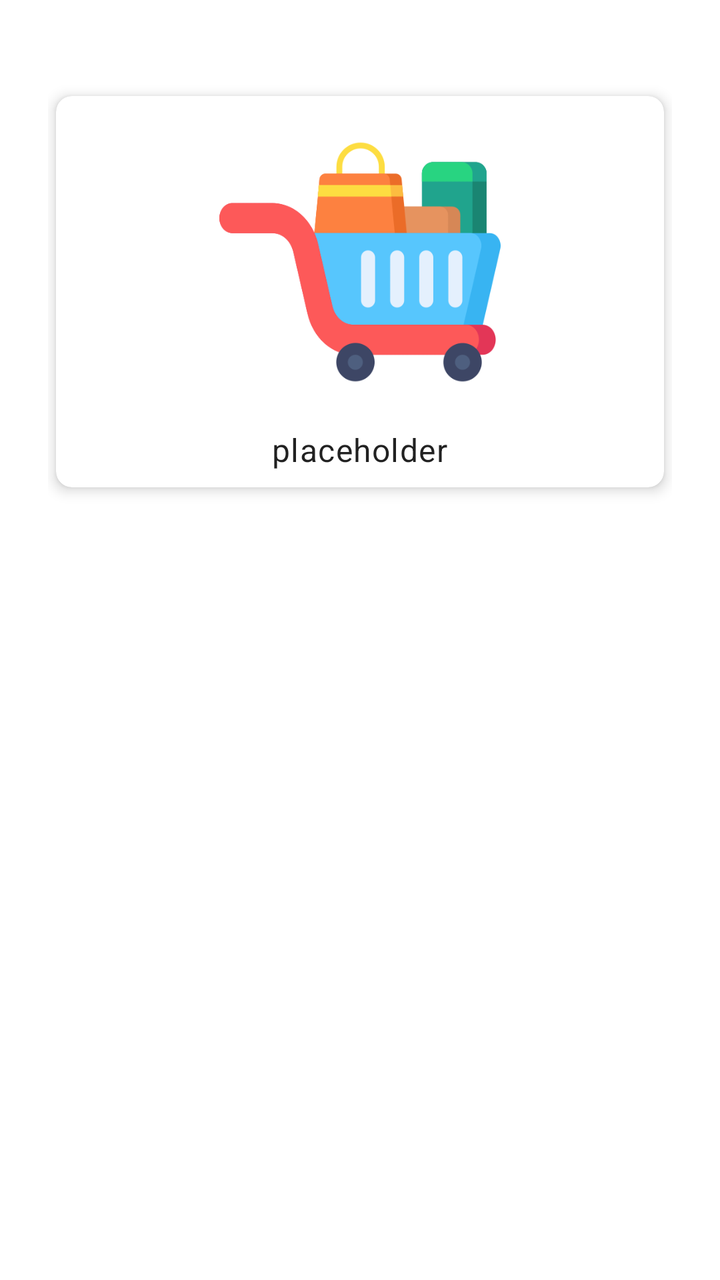
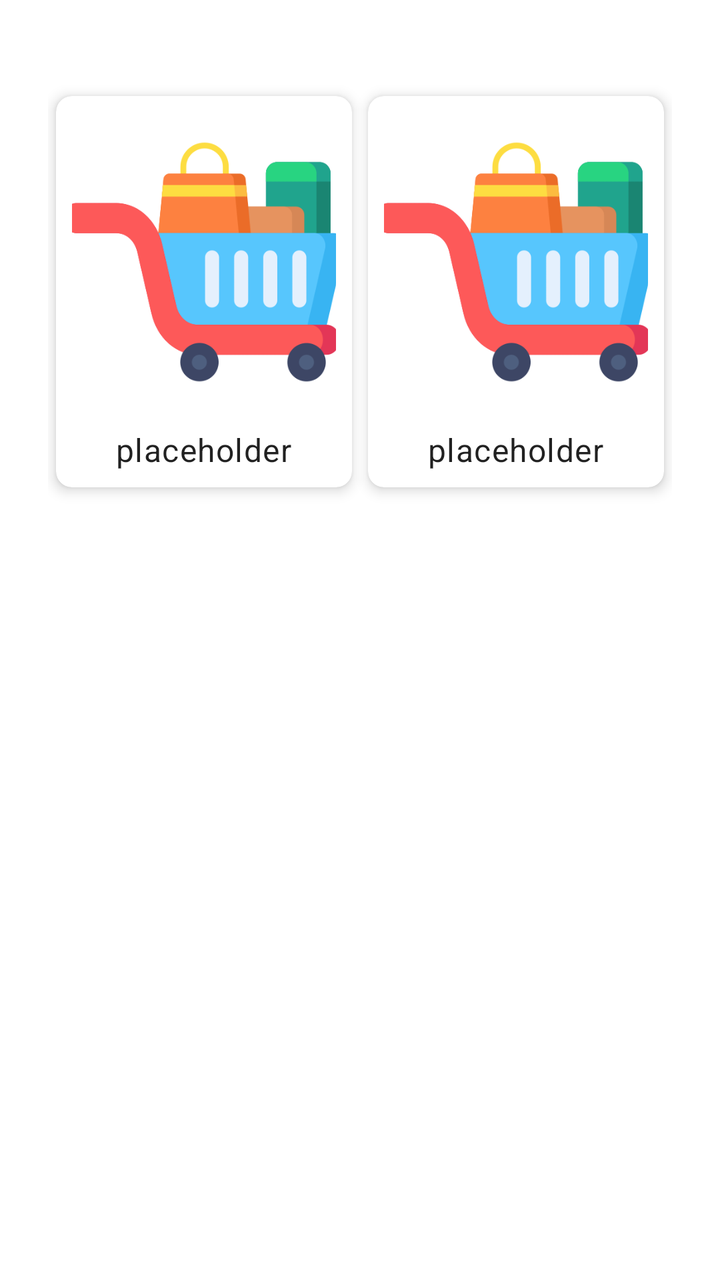

Screens rendered from an Android XML layout before and after an edit, with the pre-edit source and the edit as a unified diff.
<!-- AndroidManifest.xml: application theme Theme.MercadoPortega -->
<!-- res/layout/fragment_home.xml -->
<?xml version="1.0" encoding="utf-8"?>
<GridLayout xmlns:android="http://schemas.android.com/apk/res/android"
    android:layout_width="match_parent"
    android:layout_height="match_parent"
    android:columnCount="2"
    android:rowCount="2"
    android:padding="24dp"
    android:alignmentMode="alignMargins"
    android:rowOrderPreserved="false"
    android:useDefaultMargins="true">

    <include
        android:id="@+id/home_shopping"
        layout="@layout/component_card_button"
        android:layout_marginTop="24dp"
        android:layout_width="0dp"
        android:layout_height="wrap_content"
        android:layout_columnWeight="1" />

</GridLayout>
<!-- res/layout/component_card_button.xml (included above) -->
<?xml version="1.0" encoding="utf-8"?>
<androidx.cardview.widget.CardView
    xmlns:android="http://schemas.android.com/apk/res/android"
    xmlns:app="http://schemas.android.com/apk/res-auto"
    android:layout_width="match_parent"
    android:layout_height="wrap_content"
    android:layout_margin="8dp"
    app:cardCornerRadius="8dp"
    app:cardElevation="4dp"
    android:clickable="true"
    android:focusable="true"
    android:foreground="?attr/selectableItemBackground">

    <LinearLayout
        android:layout_width="wrap_content"
        android:layout_height="wrap_content"
        android:orientation="vertical"
        android:gravity="center_horizontal"
        android:layout_gravity="center"
        android:padding="8dp">

        <ImageView
            android:id="@+id/image_contact_title"
            android:layout_width="150dp"
            android:layout_height="150dp"
            android:src="@drawable/ic_shoppin_car" />

        <TextView
            android:id="@+id/text_contact_title"
            android:layout_width="wrap_content"
            android:layout_height="wrap_content"
            android:text="@string/label_placeholder"
            android:textAppearance="?attr/textAppearanceBody1"
            android:layout_marginTop="8dp"
            android:gravity="center" />

    </LinearLayout>

</androidx.cardview.widget.CardView>
<!-- resources referenced by this layout -->
<resources>
  <!-- drawable ic_shoppin_car: png bitmap (drawable, 19939 bytes) -->
  <string name="label_placeholder">placeholder</string>
  <style name="Theme.MercadoPortega" parent="Theme.MaterialComponents.DayNight.DarkActionBar">
          <item name="colorPrimary">@color/colorPrimary</item>
          <item name="colorPrimaryVariant">@color/colorPrimaryVariant</item>
          <item name="colorOnPrimary">@color/white</item>
          
          <item name="colorSecondary">@color/colorSecondary</item>
          <item name="colorSecondaryVariant">@color/colorSecondaryVariant</item>
          <item name="colorOnSecondary">@color/black</item>
          
          <item name="android:statusBarColor">?attr/colorPrimaryVariant</item>
          
          <item name="themeButtonColor">@color/colorSecondary</item>
      </style>
  <color name="colorPrimary">#77181e</color>
  <color name="colorPrimaryVariant">#ca1430</color>
  <color name="white">#FFFFFFFF</color>
  <color name="colorSecondary">#282832</color>
  <color name="colorSecondaryVariant">#c6d6d6</color>
  <color name="black">#FF000000</color>
</resources>

<!-- the commit's change to res/layout/fragment_home.xml (unified diff, before → after) -->
@@ -8,6 +8,14 @@
     android:alignmentMode="alignMargins"
     android:rowOrderPreserved="false"
     android:useDefaultMargins="true">
+
+    <include
+        android:id="@+id/home_make_list"
+        layout="@layout/component_card_button"
+        android:layout_marginTop="24dp"
+        android:layout_width="0dp"
+        android:layout_height="wrap_content"
+        android:layout_columnWeight="1" />
 
     <include
         android:id="@+id/home_shopping"
